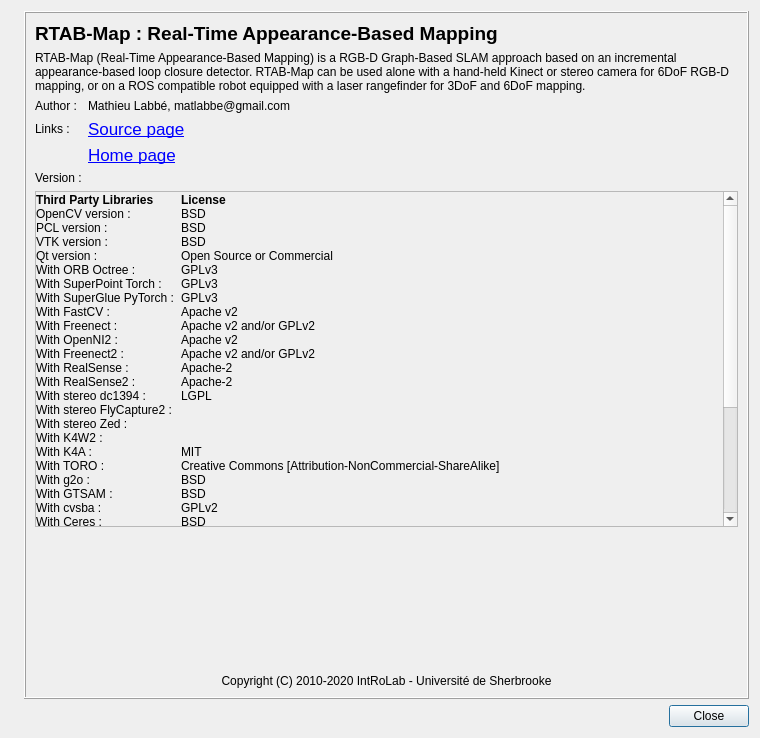
Old version of the form guilib/src/ui/aboutDialog.ui in the repository introlab/rtabmap.
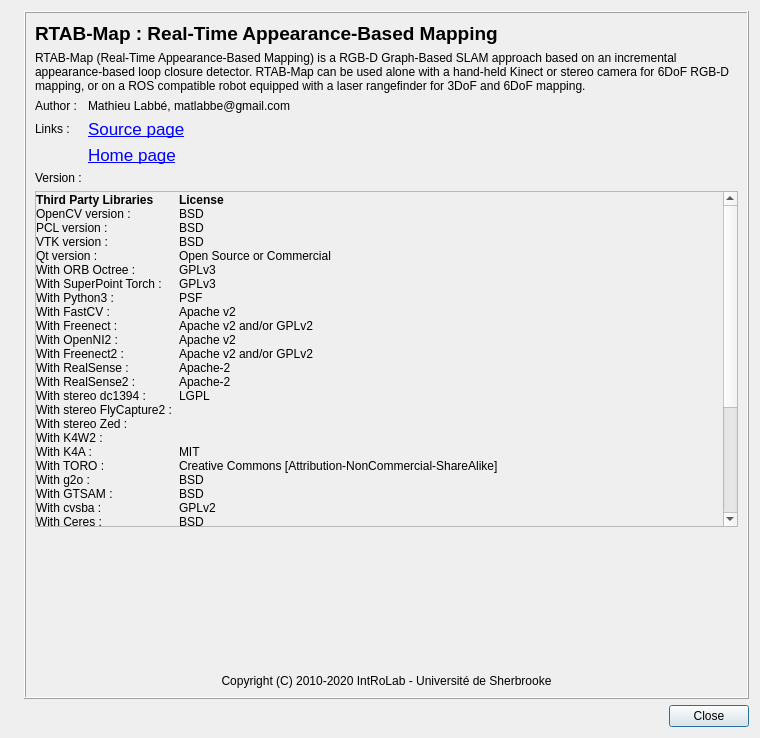
New version of the form. Icons and pictures are not drawn.

Commit message: Parameters: Renamed SuperGlue group to PyMatcher group. Added OANet python script.

Diff of the .ui file:
```diff
--- a/guilib/src/ui/aboutDialog.ui
+++ b/guilib/src/ui/aboutDialog.ui
@@ -1293,7 +1293,7 @@
               <item row="7" column="2">
                <widget class="QLabel" name="label_sgpytorch_license">
                 <property name="text">
-                 <string>GPLv3</string>
+                 <string>PSF</string>
                 </property>
                 <property name="wordWrap">
                  <bool>true</bool>
@@ -1303,7 +1303,7 @@
               <item row="7" column="0">
                <widget class="QLabel" name="label_43">
                 <property name="text">
-                 <string>With SuperGlue PyTorch :</string>
+                 <string>With Python3 :</string>
                 </property>
                 <property name="wordWrap">
                  <bool>true</bool>
```
Left out of the diff: 4 changed lines with no effect on the pictures. The commit also changes 17 other files.
